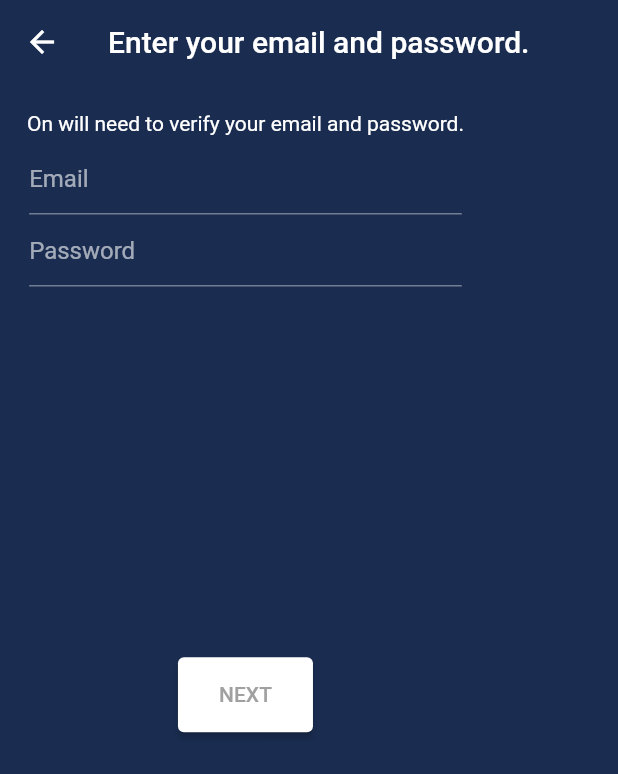
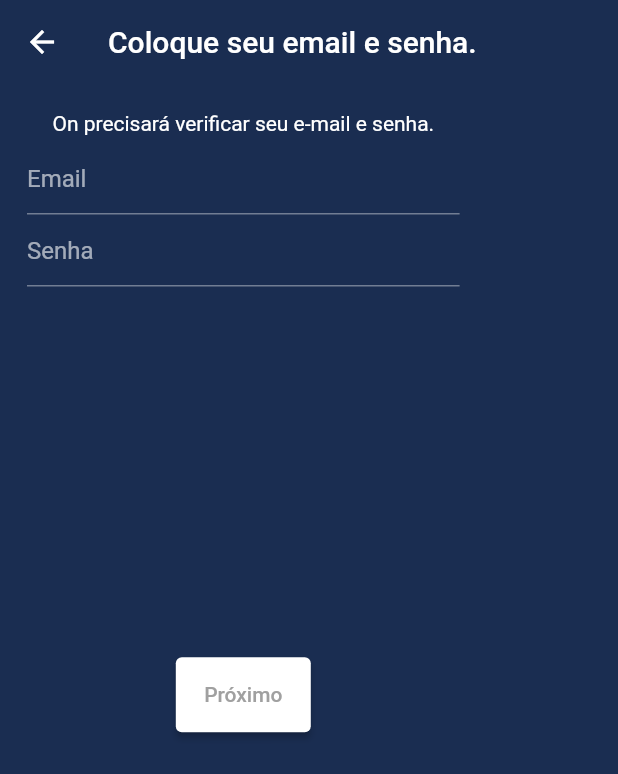
Before and after one commit to on-messenger/on-messenger, a Flutter app: the LoginScreen screen opened by its route, on a phone screen of 412 x 824 dp. Shown: the top 774 px of the screen. Run offline on Flutter 3.47's test engine with Material 2 defaults, Android fonts, the light colour scheme and no system bars; our stand-ins replace audioplayers, cached_network_image, cloud_firestore, curved_navigation_bar, emoji_picker_flutter, firebase_auth and 8 more; missing offline and left inert: agora_uikit, cached_video_player, enough_giphy_flutter, flutter_sound; accounts and stored records are empty; network calls fail.

Commit message:
Adicionando Tradução

```diff
--- a/lib/features/auth/screens/login_screen.dart
+++ b/lib/features/auth/screens/login_screen.dart
@@ -33,7 +33,7 @@ class _LoginScreenState extends ConsumerState<LoginScreen> {
           .read(authControllerProvider)
           .signInWithEmail(context, email, password);
     } else {
-      showSnackBar(context: context, content: 'Fill out all the fields');
+      showSnackBar(context: context, content: 'Preencha todos os campos');
     }
   }
 
@@ -43,7 +43,7 @@ class _LoginScreenState extends ConsumerState<LoginScreen> {
 
     return Scaffold(
       appBar: AppBar(
-        title: const Text('Enter your email and password.'),
+        title: const Text('Coloque seu email e senha.'),
         elevation: 0,
         backgroundColor: backgroundColor,
       ),
@@ -54,7 +54,7 @@ class _LoginScreenState extends ConsumerState<LoginScreen> {
             crossAxisAlignment: CrossAxisAlignment.center,
             children: [
               const Text(
-                  'On will need to verify your email and password.'),
+                  'On precisará verificar seu e-mail e senha.'),
               const SizedBox(height: 5),
               Column(
                 children: [
@@ -73,7 +73,7 @@ class _LoginScreenState extends ConsumerState<LoginScreen> {
                     child: TextField(
                       controller: passwordController,
                       decoration: const InputDecoration(
-                        hintText: 'Password',
+                        hintText: 'Senha',
                       ),
                     ),
                   ),
@@ -84,7 +84,7 @@ class _LoginScreenState extends ConsumerState<LoginScreen> {
                 width: 90,
                 child: CustomButton(
                   onPressed: sendEmail,
-                  text: 'NEXT',
+                  text: 'Próximo',
                 ),
               ),
             ],
--- a/lib/features/auth/screens/signup_screen.dart
+++ b/lib/features/auth/screens/signup_screen.dart
@@ -33,7 +33,7 @@ class _SignUpScreenState extends ConsumerState<SignUpScreen> {
           .read(authControllerProvider)
           .signInWithEmail(context, email, password);
     } else {
-      showSnackBar(context: context, content: 'Fill out all the fields');
+      showSnackBar(context: context, content: 'Preencha todos os campos');
     }
   }
 
@@ -45,7 +45,7 @@ class _SignUpScreenState extends ConsumerState<SignUpScreen> {
           .read(authControllerProvider)
           .signUpWithEmail(context, email, password);
     } else {
-      showSnackBar(context: context, content: 'Fill out all the fields');
+      showSnackBar(context: context, content: 'Preencha todos os campos');
     }
   }
 
@@ -55,7 +55,7 @@ class _SignUpScreenState extends ConsumerState<SignUpScreen> {
 
     return Scaffold(
       appBar: AppBar(
-        title: const Text('Enter your password and email'),
+        title: const Text('Digite sua senha e e-mail'),
         elevation: 0,
         backgroundColor: backgroundColor,
       ),
@@ -84,7 +84,7 @@ class _SignUpScreenState extends ConsumerState<SignUpScreen> {
                     child: TextField(
                       controller: passwordController,
                       decoration: const InputDecoration(
-                        hintText: 'Password',
+                        hintText: 'Senha',
                       ),
                     ),
                   ),
@@ -95,7 +95,7 @@ class _SignUpScreenState extends ConsumerState<SignUpScreen> {
                 width: 90,
                 child: CustomButton(
                   onPressed: createAccount,
-                  text: 'NEXT',
+                  text: 'Próximo',
                 ),
               ),
             ],
--- a/lib/features/auth/screens/user_information_screen.dart
+++ b/lib/features/auth/screens/user_information_screen.dart
@@ -134,7 +134,7 @@ class _UserInformationScreenState extends ConsumerState<UserInformationScreen> {
                     child: TextField(
                       controller: nameController,
                       decoration: const InputDecoration(
-                        hintText: 'Enter your name',
+                        hintText: 'Digite seu nome',
                       ),
                     ),
                   ),
--- a/lib/features/chat/widgets/bottom_chat_field.dart
+++ b/lib/features/chat/widgets/bottom_chat_field.dart
@@ -48,7 +48,7 @@ class _BottomChatFieldState extends ConsumerState<BottomChatField> {
   void openAudio() async {
     final status = await Permission.microphone.request();
     if (status != PermissionStatus.granted) {
-      throw RecordingPermissionException('Mic permission not allowed!');
+      throw RecordingPermissionException('Permissão de microfone não concedida!');
     }
     await _soundRecorder!.openRecorder();
     isRecorderInit = true;
@@ -59,7 +59,7 @@ class _BottomChatFieldState extends ConsumerState<BottomChatField> {
     UserModel? senderUser = UserModel(
       name: "Ajuste o nome",
       uid: user?.uid as String,
-      profilePic: "ajusta a foto",
+      profilePic: "Ajusta a foto",
       isOnline: true,
       email: user?.email as String,
       groupId: [],
@@ -245,7 +245,7 @@ class _BottomChatFieldState extends ConsumerState<BottomChatField> {
                       ],
                     ),
                   ),
-                  hintText: 'Type a message!',
+                  hintText: 'Digite uma mensagem!',
                   hintStyle: const TextStyle(color: greyColor),
                   border: OutlineInputBorder(
                     borderRadius: BorderRadius.circular(20.0),
--- a/lib/features/group/screens/create_group_screen.dart
+++ b/lib/features/group/screens/create_group_screen.dart
@@ -47,7 +47,7 @@ class _CreateGroupScreenState extends ConsumerState<CreateGroupScreen> {
   Widget build(BuildContext context) {
     return Scaffold(
       appBar: AppBar(
-        title: const Text('Create Group'),
+        title: const Text('Criar Grupo'),
       ),
       body: Center(
         child: Column(
@@ -85,7 +85,7 @@ class _CreateGroupScreenState extends ConsumerState<CreateGroupScreen> {
               child: TextField(
                 controller: groupNameController,
                 decoration: const InputDecoration(
-                  hintText: 'Enter Group Name',
+                  hintText: 'Digite o nome do grupo',
                 ),
               ),
             ),
@@ -93,7 +93,7 @@ class _CreateGroupScreenState extends ConsumerState<CreateGroupScreen> {
               alignment: Alignment.topLeft,
               padding: const EdgeInsets.all(8),
               child: const Text(
-                'Select Contacts',
+                'Selecionar Contatos',
                 style: TextStyle(
                   fontSize: 18,
                   fontWeight: FontWeight.w600,
--- a/lib/features/landing/screens/landing_screen.dart
+++ b/lib/features/landing/screens/landing_screen.dart
@@ -27,7 +27,7 @@ class LandingScreen extends StatelessWidget {
           children: [
             const SizedBox(height: 50),
             const Text(
-              'Welcome to On',
+              'Bem-vindo ao On',
               style: TextStyle(
                 fontSize: 33,
                 fontWeight: FontWeight.w600,
@@ -44,7 +44,7 @@ class LandingScreen extends StatelessWidget {
             const Padding(
               padding: EdgeInsets.all(15.0),
               child: Text(
-                'Read our Privacy Policy. Tap "Agree and continue" to accept the Terms of Service.',
+                'Leia nossa política de privacidade. Toque em "Concordar e continuar" para aceitar os Termos de Serviço.',
                 style: TextStyle(color: Colors.grey),
                 textAlign: TextAlign.center,
               ),
@@ -54,7 +54,7 @@ class LandingScreen extends StatelessWidget {
               padding: const EdgeInsets.all(15.0),
               child: SizedBox(
                 child: CustomButton(
-                  text: 'AGREE AND CONTINUE',
+                  text: 'CONCORDE E CONTINUE',
                   onPressed: () => navigateToLoginScreen(context),
                 ),
               ),
@@ -63,7 +63,7 @@ class LandingScreen extends StatelessWidget {
               padding: const EdgeInsets.all(15.0),
               child: SizedBox(
                 child: CustomButton(
-                  text: 'CREATE NEW ACCOUNT',
+                  text: 'CRIAR NOVA CONTA',
                   onPressed: () => navigateToSignUpScreen(context),
                 ),
               ),
--- a/lib/features/search_contacts/screen/search_contact.dart
+++ b/lib/features/search_contacts/screen/search_contact.dart
@@ -66,7 +66,7 @@ class _SearchcCtState extends State<SearchcCt> {
         title: TextField(
           controller: searchController,
           decoration: const InputDecoration(
-            hintText: 'Search',
+            hintText: 'Procurar',
             border: InputBorder.none,
           ),
         ),
--- a/lib/features/select_contacts/screens/select_contacts_screen.dart
+++ b/lib/features/select_contacts/screens/select_contacts_screen.dart
@@ -20,7 +20,7 @@ class SelectContactsScreen extends ConsumerWidget {
   Widget build(BuildContext context, WidgetRef ref) {
     return Scaffold(
       appBar: AppBar(
-        title: const Text('Select contact'),
+        title: const Text('Selecionar contato'),
         actions: [
           IconButton(
             onPressed: () {},
--- a/lib/mobile_layout_screen.dart
+++ b/lib/mobile_layout_screen.dart
@@ -140,7 +140,7 @@ class _MobileLayoutScreenState extends ConsumerState<MobileLayoutScreen>
               itemBuilder: (context) => [
                 PopupMenuItem(
                   child: const Text(
-                    'Create Group',
+                    'Criar Grupo',
                   ),
                   onTap: () => Future(
                     () => Navigator.pushNamed(
@@ -149,7 +149,7 @@ class _MobileLayoutScreenState extends ConsumerState<MobileLayoutScreen>
                 ),
                 PopupMenuItem(
                   child: const Text(
-                    'Logout',
+                    'Sair',
                   ),
                   onTap: () => Future(
                     () => _setState(context),
```
